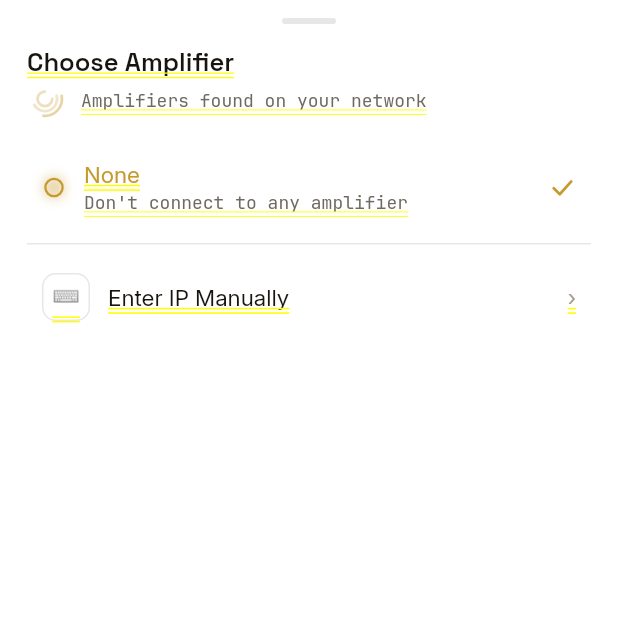
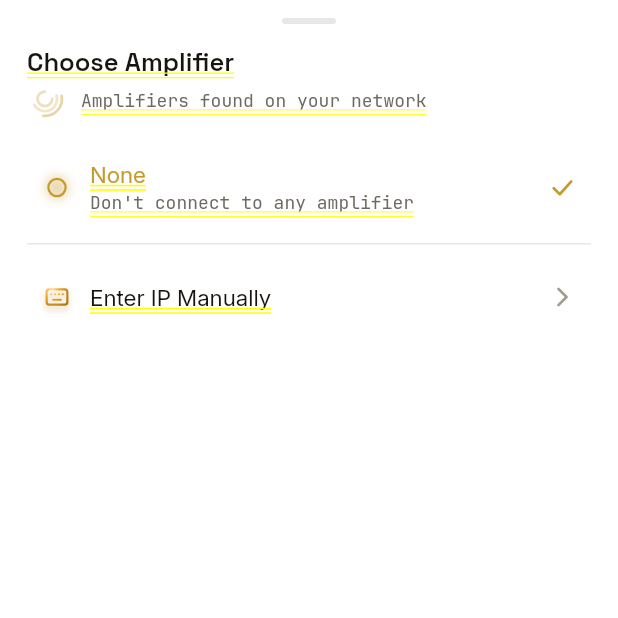
Before and after one commit to ekmanch/devialet-expert-remote-app, a Flutter app: the AmpSheet screen opened directly, on a phone screen of 412 x 824 dp, the top half of it. Run offline on Flutter 3.47's test engine with Material 3 defaults, Android fonts, the phone set to English and light mode, and no system bars; our stand-ins replace flutter_riverpod, shared_preferences; accounts and stored records are empty.

Commit message:
feat(ui): painted "Enter IP Manually" glyph, painted chevrons, aligned amp rows (Task 2.0.18)
The row's ⌨ rendered as a colour emoji on Samsung inside a bordered
chip the mockup never declared. It is now a painted keyboard through
PaintedGlyph (owner pick from three previewed candidates), gold like
the other glyphs, bare on the row. Optical sizing measured on the S25
from screenshots: in the nominal box it painted 40 × 30 px against the
amp dot's 40 × 40; with opticalScale 1.15 and a taller slab it paints
46 × 36 and reads level.

Also: every amp row shares one 20 dp leading slot so the titles line
up, and the trailing › is painted (ChevronMark, 18 px like the tick;
13 × 21 px as a character → 21 × 38 px) on the amp row, the source
trigger and the Settings rows. Guards in mockup_v36_test with
counter-runs; measurements recorded in TODO.md 2.0.18.

Co-Authored-By: Claude Fable 5.1 <noreply@anthropic.com>

```diff
--- a/lib/ui/control/amp_sheet.dart
+++ b/lib/ui/control/amp_sheet.dart
@@ -10,6 +10,7 @@ import '../widgets/arcs.dart';
 import '../widgets/check_mark.dart';
 import '../widgets/sheet_scaffold.dart';
 import 'device_card.dart';
+import 'manual_entry_glyph.dart';
 
 /// "Choose Amplifier" (TODO 2.0.3): "None" first (italic, dashed dot,
 /// "Don't connect to any amplifier"), divider, discovered amps
@@ -129,20 +130,14 @@ class _AmpSheetState extends ConsumerState<AmpSheet> {
             ),
             child: Row(
               children: [
-                Container(
-                  width: 32,
+                const SizedBox(
+                  width: _AmpRow.leadingBox,
                   height: 32,
-                  alignment: Alignment.center,
-                  decoration: BoxDecoration(
-                    color: t.surface,
-                    border: Border.all(color: t.divider),
-                    borderRadius: BorderRadius.circular(9),
-                  ),
-                  child: Text('⌨', style: TextStyle(fontSize: 15, color: t.textDim, height: 1)),
+                  child: Center(child: ManualEntryGlyph(size: 15)),
                 ),
                 const SizedBox(width: 12),
                 Expanded(child: Text('Enter IP Manually', style: theme.type.body(size: 15, color: t.text))),
-                Text('›', style: theme.type.body(size: 15, color: t.textFaint)),
+                const ChevronMark(),
               ],
             ),
           ),
@@ -211,9 +206,10 @@ class _AmpSheetState extends ConsumerState<AmpSheet> {
 }
 
 class _AmpRow extends StatelessWidget {
-  /// The leading slot: wide enough for a [DeviceDot.defaultSize] dot
-  /// plus the None ring's glow.
-  static const double leadingBox = 16;
+  /// The leading slot, shared by every row (dot, None ring, keyboard) so
+  /// the titles line up: wide enough for the keyboard glyph's optically
+  /// scaled box (15 · 1.05 · 1.15 ≈ 18.1).
+  static const double leadingBox = 20;
 
   const _AmpRow({
     required this.selected,
--- /dev/null
+++ b/lib/ui/control/manual_entry_glyph.dart
@@ -0,0 +1,50 @@
+import 'package:flutter/widgets.dart';
+
+import '../widgets/painted_glyph.dart';
+
+/// The amp picker's "Enter IP Manually" glyph: a keyboard painted through
+/// [PaintedGlyph], so it shares the source glyphs' box, their copper in
+/// dark and their gold gradient + shadow in light (owner pick, option A
+/// of the 2026-09-23 preview). Replaces the ⌨ character, which Samsung
+/// rendered as a colour emoji, and the bordered chip the mockup never
+/// declared.
+class ManualEntryGlyph extends StatelessWidget {
+  const ManualEntryGlyph({super.key, required this.size});
+
+  /// The CSS font size of the chip (15 in the sheet).
+  final double size;
+
+  /// Optical sizing, measured on the S25 (2026-09-23): in the nominal box
+  /// the slab painted 40 × 30 px against the amp dot's 40 × 40, half the
+  /// dot's ink, and read smaller. Drawn 15 % larger, with the slab
+  /// taller (11.2 of the 20 units), it paints ≈ 46 × 37 px and reads
+  /// level with the dot.
+  static const double opticalScale = 1.15;
+
+  @override
+  Widget build(BuildContext context) => PaintedGlyph(
+    size: size,
+    opticalScale: opticalScale,
+    painter: (color, shadow) => ManualEntryGlyphPainter(color: color, shadow: shadow),
+  );
+}
+
+/// A rounded slab spanning the ring's width (2.4..17.6) and most of its
+/// height (4.4..15.6), one row of four key ticks and a space bar, all
+/// 1.6 round-capped strokes.
+class ManualEntryGlyphPainter extends GlyphPainter {
+  const ManualEntryGlyphPainter({required super.color, super.shadow});
+
+  @override
+  void draw(Canvas canvas, Color color, MaskFilter? mask) {
+    final stroke = GlyphPainter.strokePaint(color, mask);
+    canvas.drawRRect(
+      RRect.fromRectAndRadius(const Rect.fromLTWH(2.4, 4.4, 15.2, 11.2), const Radius.circular(2)),
+      stroke,
+    );
+    for (final x in const [5.8, 8.6, 11.4, 14.2]) {
+      canvas.drawLine(Offset(x, 8.0), Offset(x, 8.0), stroke); // round-capped dot
+    }
+    canvas.drawLine(const Offset(7.2, 12.0), const Offset(12.8, 12.0), stroke);
+  }
+}
--- a/lib/ui/control/source_trigger.dart
+++ b/lib/ui/control/source_trigger.dart
@@ -3,6 +3,7 @@ import 'package:flutter/widgets.dart';
 import '../../domain/control_view_state.dart';
 import '../platform/adaptive_pressable.dart';
 import '../theme/app_theme.dart';
+import '../widgets/check_mark.dart';
 import 'control_keys.dart';
 import 'source_glyph.dart';
 
@@ -51,7 +52,7 @@ class SourceTrigger extends StatelessWidget {
               ),
             ),
             const SizedBox(width: 12),
-            Text('›', style: theme.type.body(size: 15, color: t.textFaint)),
+            const ChevronMark(),
           ],
         ),
       ),
--- a/lib/ui/settings/settings_row.dart
+++ b/lib/ui/settings/settings_row.dart
@@ -2,6 +2,7 @@ import 'package:flutter/widgets.dart';
 
 import '../platform/adaptive_pressable.dart';
 import '../theme/app_theme.dart';
+import '../widgets/check_mark.dart';
 
 /// Inline settings row: label (+ description) on the left, optional
 /// trailing value and chevron on the right. Tappable when [onTap] is set
@@ -42,7 +43,7 @@ class SettingsRow extends StatelessWidget {
           ],
           if (chevron) ...[
             const SizedBox(width: 10),
-            Text('\u203a', style: theme.type.body(size: 15, color: t.textFaint)),
+            const ChevronMark(),
           ],
         ],
       ),
--- a/lib/ui/widgets/check_mark.dart
+++ b/lib/ui/widgets/check_mark.dart
@@ -1,6 +1,50 @@
 import 'package:flutter/widgets.dart';
 
 import '../theme/app_theme.dart';
+
+/// The rows' trailing chevron (`.chevron-r` / `›`), painted like
+/// [CheckMark] so it carries the same weight: the 15 px character painted
+/// 13 × 21 px on the S25 against the tick's 42 × 32 (owner, 2026-09-23).
+/// `textFaint`, 18 px box, 2-unit stroke.
+class ChevronMark extends StatelessWidget {
+  const ChevronMark({super.key, this.size = 18});
+
+  final double size;
+
+  @override
+  Widget build(BuildContext context) {
+    final t = AppTheme.of(context).tokens;
+    return CustomPaint(size: Size.square(size), painter: ChevronMarkPainter(color: t.textFaint));
+  }
+}
+
+class ChevronMarkPainter extends CustomPainter {
+  const ChevronMarkPainter({required this.color});
+
+  final Color color;
+
+  @override
+  void paint(Canvas canvas, Size size) {
+    final scale = size.shortestSide / 20;
+    canvas.scale(scale, scale);
+    final stroke = Paint()
+      ..style = PaintingStyle.stroke
+      ..strokeWidth = 2
+      ..strokeCap = StrokeCap.round
+      ..strokeJoin = StrokeJoin.round
+      ..color = color;
+    canvas.drawPath(
+      Path()
+        ..moveTo(7, 4)
+        ..lineTo(13, 10)
+        ..lineTo(7, 16),
+      stroke,
+    );
+  }
+
+  @override
+  bool shouldRepaint(ChevronMarkPainter old) => old.color != color;
+}
 
 /// The sheets' "selected" tick (`.source-check`), painted instead of the
 /// ✓ character: the mockup's 14 px character was too light to mark the
--- a/lib/ui/widgets/painted_glyph.dart
+++ b/lib/ui/widgets/painted_glyph.dart
@@ -19,6 +19,7 @@ class PaintedGlyph extends StatelessWidget {
     required this.painter,
     this.gradientCenter = AppTokens.glyphGoldCenter,
     this.gradientRadius = 0.75,
+    this.opticalScale = 1.0,
   });
 
   /// The CSS font size of the chip (16 in the trigger, 15 in the sheets).
@@ -31,13 +32,19 @@ class PaintedGlyph extends StatelessWidget {
   final Alignment gradientCenter;
   final double gradientRadius;
 
+  /// Optical sizing: an outlined, detailed shape reads lighter than a
+  /// filled disc drawn in the same box, so such a glyph may be drawn a
+  /// little larger than the box's nominal `size * 1.05`. Measured on the
+  /// S25, not guessed — see `ManualEntryGlyph`.
+  final double opticalScale;
+
   @override
   Widget build(BuildContext context) {
     final t = AppTheme.of(context).tokens;
     final gold = t.glyphGoldColors;
 
     Widget glyph(Color color, {Color? shadow}) =>
-        CustomPaint(size: Size.square(size * 1.05), painter: painter(color, shadow));
+        CustomPaint(size: Size.square(size * 1.05 * opticalScale), painter: painter(color, shadow));
 
     if (gold == null) return glyph(t.copperBright);
 
```
Also changed, not shown: 2 other files.
